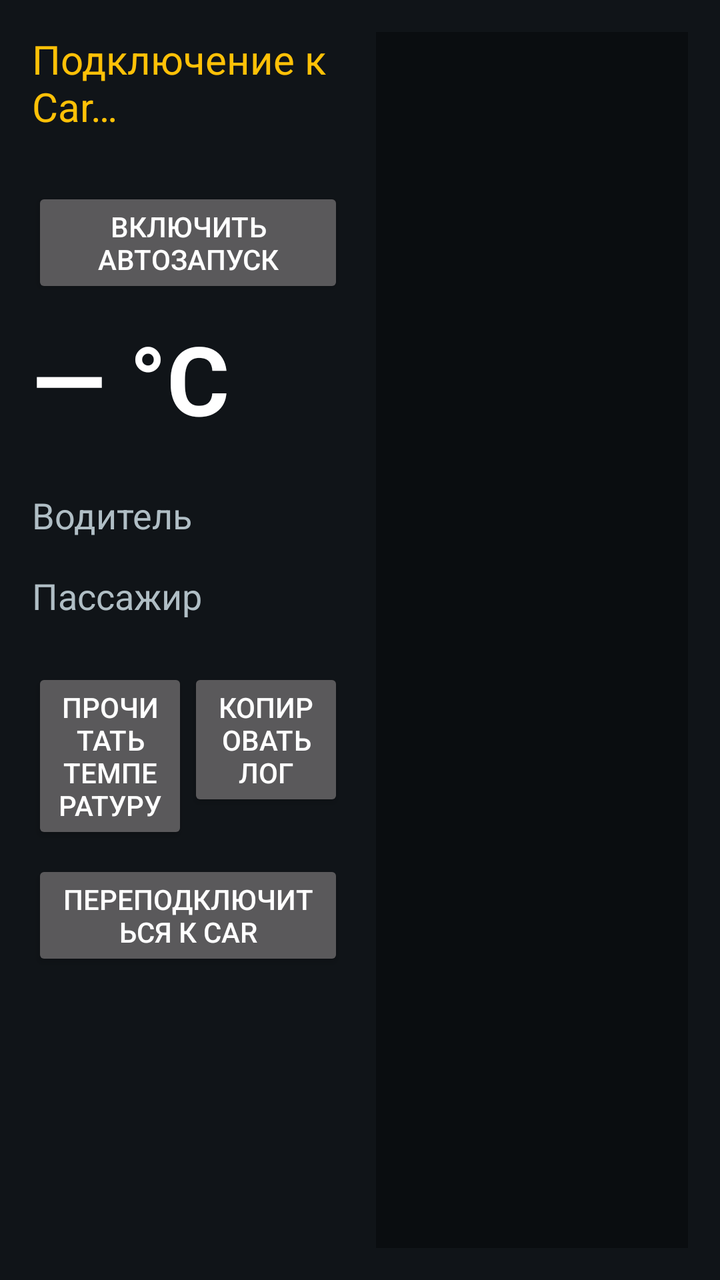
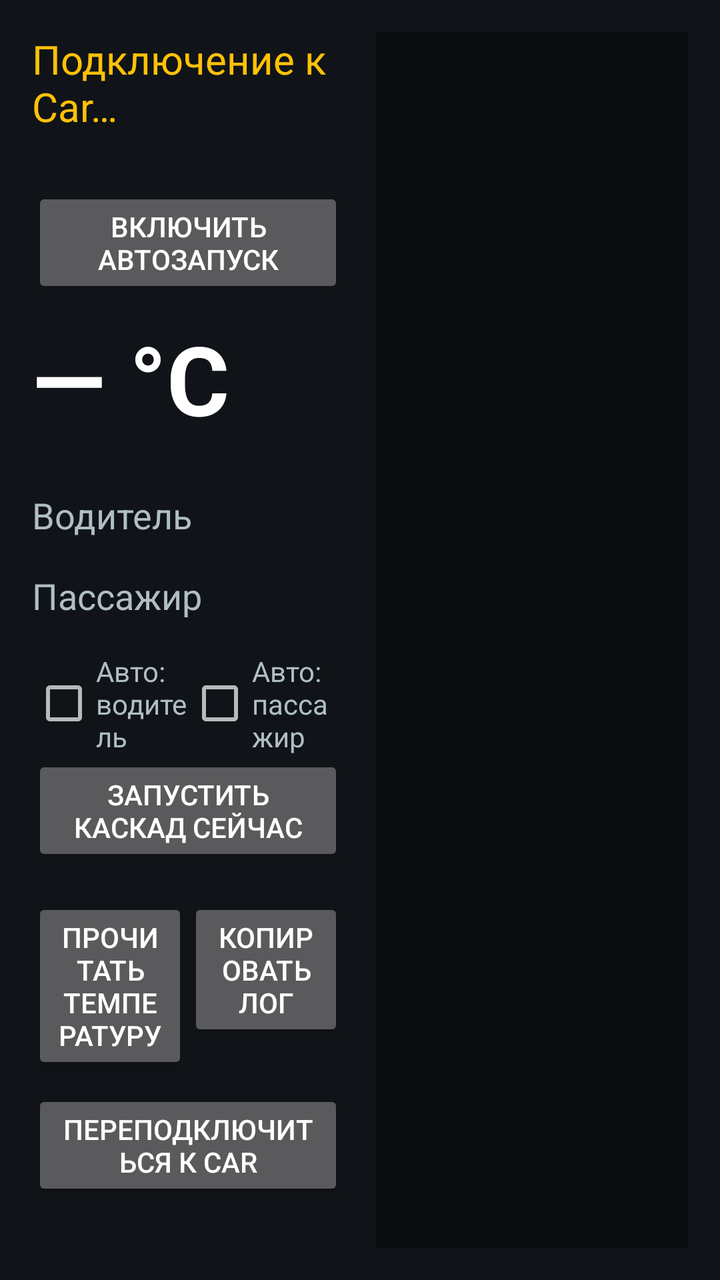

Before-and-after screenshots of an Android layout around one commit, followed by the original layout XML and the change that was made.
<!-- AndroidManifest.xml: application theme android:Theme.Material.NoActionBar -->
<!-- res/layout/activity_main.xml -->
<?xml version="1.0" encoding="utf-8"?>
<LinearLayout xmlns:android="http://schemas.android.com/apk/res/android"
    android:layout_width="match_parent"
    android:layout_height="match_parent"
    android:orientation="horizontal"
    android:background="#101418"
    android:padding="16dp">

    <LinearLayout
        android:layout_width="0dp"
        android:layout_height="match_parent"
        android:layout_weight="1"
        android:orientation="vertical">

        <TextView
            android:id="@+id/status"
            android:layout_width="match_parent"
            android:layout_height="wrap_content"
            android:text="Подключение к Car…"
            android:textSize="20sp"
            android:textColor="#FFC107" />

        
        <TextView
            android:id="@+id/autostart"
            android:layout_width="match_parent"
            android:layout_height="wrap_content"
            android:layout_marginTop="4dp"
            android:textSize="14sp" />

        <Button
            android:id="@+id/enableAutostart"
            android:layout_width="match_parent"
            android:layout_height="wrap_content"
            android:layout_marginTop="4dp"
            android:text="Включить автозапуск" />

        <TextView
            android:id="@+id/temperature"
            android:layout_width="match_parent"
            android:layout_height="wrap_content"
            android:layout_marginTop="8dp"
            android:text="— °C"
            android:textSize="48sp"
            android:textStyle="bold"
            android:textColor="#FFFFFF" />

        <TextView
            android:layout_width="match_parent"
            android:layout_height="wrap_content"
            android:layout_marginTop="24dp"
            android:text="Водитель"
            android:textSize="18sp"
            android:textColor="#B0BEC5" />

        <LinearLayout
            android:id="@+id/driverRow"
            android:layout_width="match_parent"
            android:layout_height="wrap_content"
            android:orientation="horizontal" />

        <TextView
            android:layout_width="match_parent"
            android:layout_height="wrap_content"
            android:layout_marginTop="16dp"
            android:text="Пассажир"
            android:textSize="18sp"
            android:textColor="#B0BEC5" />

        <LinearLayout
            android:id="@+id/passengerRow"
            android:layout_width="match_parent"
            android:layout_height="wrap_content"
            android:orientation="horizontal" />

        <LinearLayout
            android:layout_width="match_parent"
            android:layout_height="wrap_content"
            android:layout_marginTop="24dp"
            android:orientation="horizontal">

            <Button
                android:id="@+id/readTemp"
                android:layout_width="0dp"
                android:layout_height="wrap_content"
                android:layout_weight="1"
                android:text="Прочитать температуру" />

            <Button
                android:id="@+id/copyLog"
                android:layout_width="0dp"
                android:layout_height="wrap_content"
                android:layout_weight="1"
                android:text="Копировать лог" />
        </LinearLayout>

        
        <Button
            android:id="@+id/restartCar"
            android:layout_width="match_parent"
            android:layout_height="wrap_content"
            android:layout_marginTop="8dp"
            android:text="Переподключиться к Car" />
    </LinearLayout>

    <ScrollView
        android:id="@+id/logScroll"
        android:layout_width="0dp"
        android:layout_height="match_parent"
        android:layout_weight="1"
        android:layout_marginStart="16dp"
        android:background="#0A0D10"
        android:padding="8dp">

        <TextView
            android:id="@+id/log"
            android:layout_width="match_parent"
            android:layout_height="wrap_content"
            android:textSize="12sp"
            android:typeface="monospace"
            android:textColor="#8BC34A" />
    </ScrollView>
</LinearLayout>
<!-- resources referenced by this layout -->
<resources>

</resources>

<!-- the commit's change to res/layout/activity_main.xml (unified diff, before → after) -->
@@ -73,10 +73,40 @@
             android:layout_height="wrap_content"
             android:orientation="horizontal" />
 
+        
         <LinearLayout
             android:layout_width="match_parent"
             android:layout_height="wrap_content"
-            android:layout_marginTop="24dp"
+            android:layout_marginTop="16dp"
+            android:orientation="horizontal">
+
+            <CheckBox
+                android:id="@+id/autoDriver"
+                android:layout_width="0dp"
+                android:layout_height="wrap_content"
+                android:layout_weight="1"
+                android:text="Авто: водитель"
+                android:textColor="#B0BEC5" />
+
+            <CheckBox
+                android:id="@+id/autoPassenger"
+                android:layout_width="0dp"
+                android:layout_height="wrap_content"
+                android:layout_weight="1"
+                android:text="Авто: пассажир"
+                android:textColor="#B0BEC5" />
+        </LinearLayout>
+
+        <Button
+            android:id="@+id/startCascade"
+            android:layout_width="match_parent"
+            android:layout_height="wrap_content"
+            android:text="Запустить каскад сейчас" />
+
+        <LinearLayout
+            android:layout_width="match_parent"
+            android:layout_height="wrap_content"
+            android:layout_marginTop="16dp"
             android:orientation="horizontal">
 
             <Button
